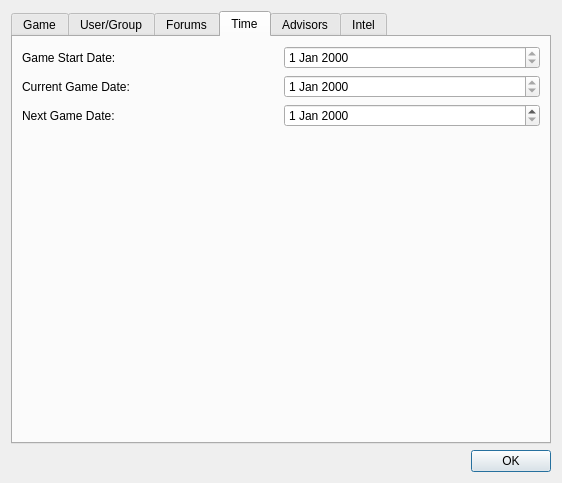
The window that ui/EditScenarioDialog.ui (dmzdev/stance) describes before a commit, drawn with Qt 5.
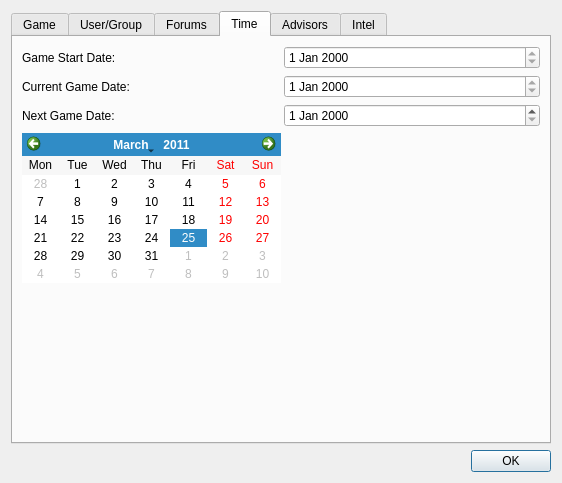
The same window after the commit. The open tabs and pages were chosen to show the change.

The edit to the form file:
```diff
--- a/ui/EditScenarioDialog.ui
+++ b/ui/EditScenarioDialog.ui
@@ -335,6 +335,43 @@
          </item>
         </layout>
        </item>
+       <item>
+        <layout class="QHBoxLayout" name="horizontalLayout_14">
+         <item>
+          <widget class="QCalendarWidget" name="calendarWidget">
+           <property name="selectedDate">
+            <date>
+             <year>2011</year>
+             <month>3</month>
+             <day>25</day>
+            </date>
+           </property>
+           <property name="gridVisible">
+            <bool>false</bool>
+           </property>
+           <property name="verticalHeaderFormat">
+            <enum>QCalendarWidget::NoVerticalHeader</enum>
+           </property>
+           <property name="navigationBarVisible">
+            <bool>true</bool>
+           </property>
+          </widget>
+         </item>
+         <item>
+          <spacer name="horizontalSpacer">
+           <property name="orientation">
+            <enum>Qt::Horizontal</enum>
+           </property>
+           <property name="sizeHint" stdset="0">
+            <size>
+             <width>40</width>
+             <height>20</height>
+            </size>
+           </property>
+          </spacer>
+         </item>
+        </layout>
+       </item>
        <item>
         <spacer name="verticalSpacer">
          <property name="orientation">
```
